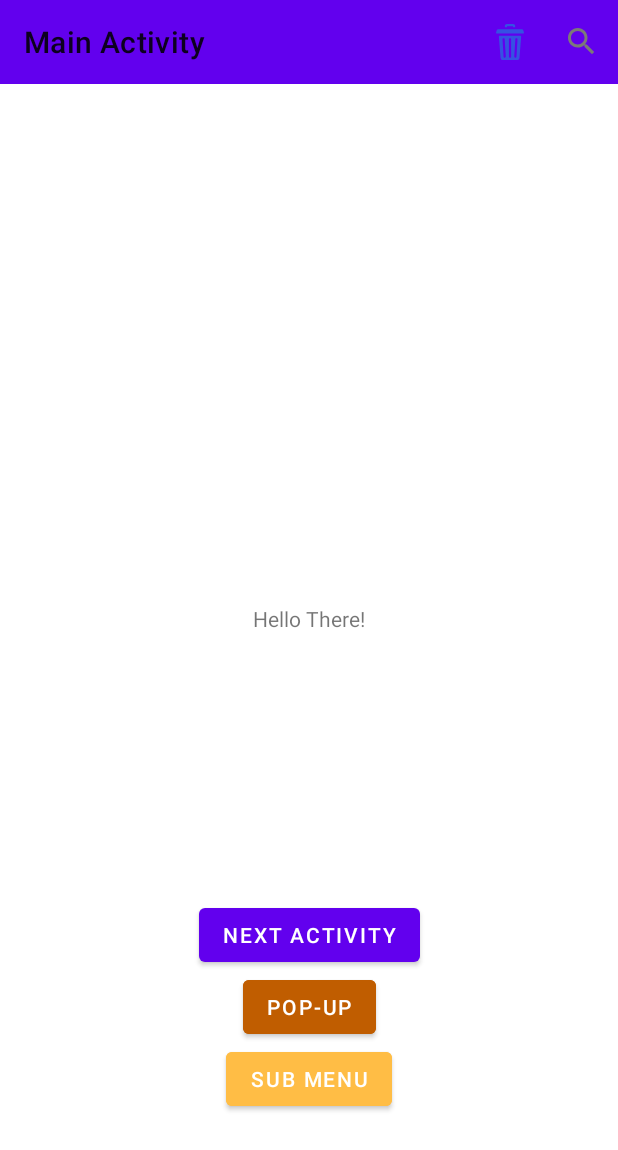
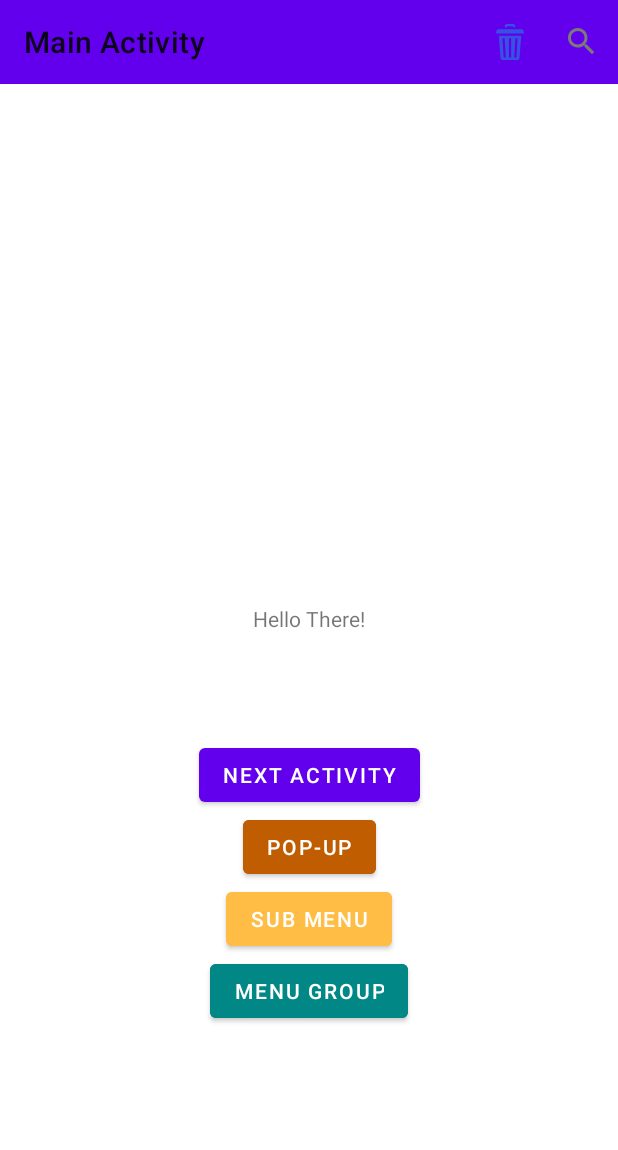
Before and after one commit to krymov-d/For_Practice, an Android app: the screen it shows after launch (MainActivity), on a phone screen of 412 x 824 dp. Shown: the top 1150 px of the screen. Run offline under Robolectric (Android 15) with nearby library versions, the phone set to English and light mode, and no system bars.

Commit message:
Menu Group

```diff
--- a/app/src/main/AndroidManifest.xml
+++ b/app/src/main/AndroidManifest.xml
@@ -27,6 +27,7 @@
         </activity>
         <activity android:name="kz.kd.for_practice.SecondActivity" />
         <activity android:name="kz.kd.for_practice.SubMenuActivity" />
+        <activity android:name="kz.kd.for_practice.MenuGroupActivity" />
     </application>
 
 </manifest>
--- a/app/src/main/java/kz/kd/for_practice/MainActivity.kt
+++ b/app/src/main/java/kz/kd/for_practice/MainActivity.kt
@@ -35,6 +35,12 @@ class MainActivity : AppCompatActivity(), PopupMenu.OnMenuItemClickListener {
         val btnSubMenu: Button = findViewById(R.id.btn_submenu)
         btnSubMenu.setOnClickListener {
             val intent = Intent(this, SubMenuActivity::class.java)
+            startActivity(intent)
+        }
+
+        val btnMenuGroup: Button = findViewById(R.id.btn_menu_group)
+        btnMenuGroup.setOnClickListener {
+            val intent = Intent(this, MenuGroupActivity::class.java)
             startActivity(intent)
         }
     }
--- a/app/src/main/res/layout/activity_main.xml
+++ b/app/src/main/res/layout/activity_main.xml
@@ -36,7 +36,8 @@
         app:layout_constraintBottom_toBottomOf="parent"
         app:layout_constraintEnd_toEndOf="parent"
         app:layout_constraintStart_toStartOf="parent"
-        app:layout_constraintTop_toBottomOf="@id/tv_text" />
+        app:layout_constraintTop_toBottomOf="@id/tv_text"
+        app:layout_constraintVertical_bias="0.2"/>
 
     <Button
         android:id="@+id/btn_popup"
@@ -62,4 +63,16 @@
         app:layout_constraintTop_toBottomOf="@id/btn_popup"
         app:layout_constraintVertical_bias="0" />
 
+    <Button
+        android:id="@+id/btn_menu_group"
+        android:layout_width="wrap_content"
+        android:layout_height="wrap_content"
+        android:backgroundTint="@color/teal_700"
+        android:text="@string/menu_group"
+        app:layout_constraintBottom_toBottomOf="parent"
+        app:layout_constraintEnd_toEndOf="parent"
+        app:layout_constraintStart_toStartOf="parent"
+        app:layout_constraintTop_toBottomOf="@id/btn_submenu"
+        app:layout_constraintVertical_bias="0" />
+
 </androidx.constraintlayout.widget.ConstraintLayout>
--- a/app/src/main/res/values/strings.xml
+++ b/app/src/main/res/values/strings.xml
@@ -6,4 +6,5 @@
     <string name="previous_activity">Previous Activity</string>
     <string name="pop_up">Pop-Up</string>
     <string name="sub_menu">Sub Menu</string>
+    <string name="menu_group">Menu Group</string>
 </resources>
```
Also changed, not shown: app/src/main/java/kz/kd/for_practice/MenuGroupActivity.kt (added, +63 -0 lines), app/src/main/res/layout/activity_menu_group.xml (added, +22 -0 lines), app/src/main/res/menu/menu_group.xml (added, +20 -0 lines).
